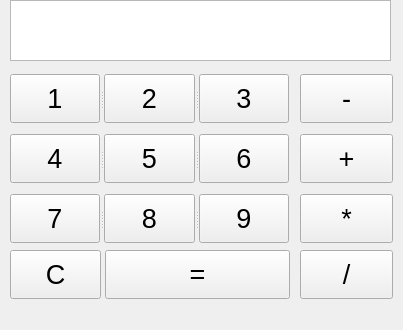
Kamil-IT/WstepDOProgramowaniaPython, file Python(IntroToProgramming)/Lista10/mainwindow.ui: the form before one commit.
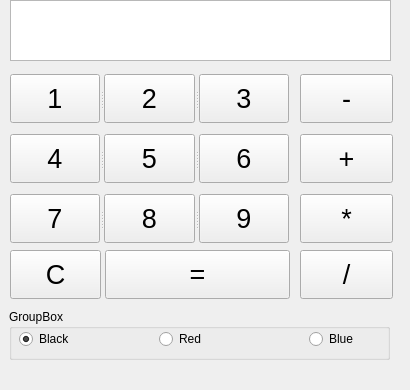
The form after the commit.

Commit message: Add radioButtons to change color

What changed in the file:
```diff
--- a/Python(IntroToProgramming)/Lista10/mainwindow.ui
+++ b/Python(IntroToProgramming)/Lista10/mainwindow.ui
@@ -6,8 +6,8 @@
    <rect>
     <x>0</x>
     <y>0</y>
-    <width>403</width>
-    <height>330</height>
+    <width>410</width>
+    <height>390</height>
    </rect>
   </property>
   <property name="windowTitle">
@@ -281,6 +281,61 @@
      <string>C</string>
     </property>
    </widget>
+   <widget class="QGroupBox" name="GroupBoxColor">
+    <property name="geometry">
+     <rect>
+      <x>9</x>
+      <y>309</y>
+      <width>381</width>
+      <height>51</height>
+     </rect>
+    </property>
+    <property name="title">
+     <string>GroupBox</string>
+    </property>
+    <widget class="QRadioButton" name="radioButtonRed">
+     <property name="geometry">
+      <rect>
+       <x>150</x>
+       <y>20</y>
+       <width>97</width>
+       <height>20</height>
+      </rect>
+     </property>
+     <property name="text">
+      <string>Red</string>
+     </property>
+    </widget>
+    <widget class="QRadioButton" name="radioButtonBlue">
+     <property name="geometry">
+      <rect>
+       <x>300</x>
+       <y>20</y>
+       <width>61</width>
+       <height>20</height>
+      </rect>
+     </property>
+     <property name="text">
+      <string>Blue</string>
+     </property>
+    </widget>
+    <widget class="QRadioButton" name="radioButtonBlack">
+     <property name="geometry">
+      <rect>
+       <x>10</x>
+       <y>20</y>
+       <width>61</width>
+       <height>20</height>
+      </rect>
+     </property>
+     <property name="text">
+      <string>Black</string>
+     </property>
+     <property name="checked">
+      <bool>true</bool>
+     </property>
+    </widget>
+   </widget>
   </widget>
   <widget class="QMenuBar" name="menubar">
    <property name="geometry">
```
Left out of the diff: 2 changed lines with no effect on the pictures.
